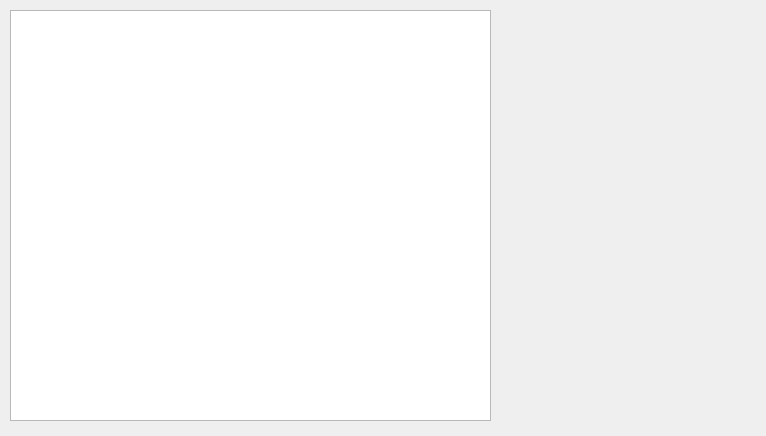
First picture: the form in gamewindow.ui, repository Saxorman/PacmanStud, before the edit.
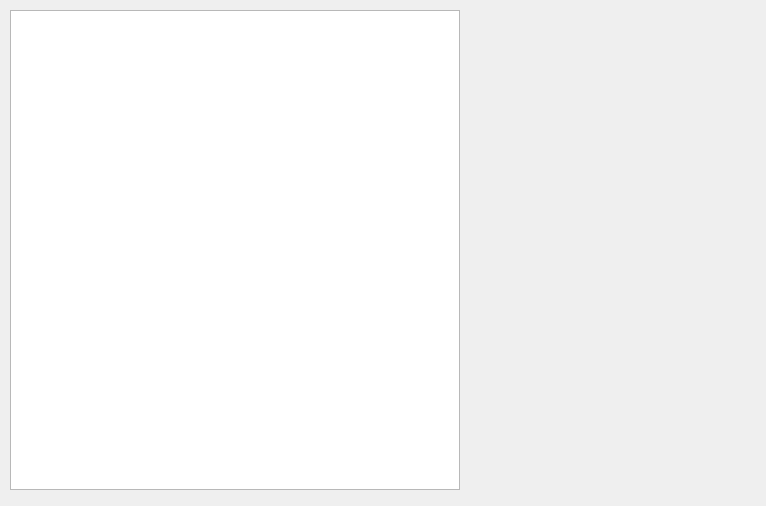
Second picture: the form after the edit.

The edit to the form file:
```diff
--- a/gamewindow.ui
+++ b/gamewindow.ui
@@ -7,7 +7,7 @@
     <x>0</x>
     <y>0</y>
     <width>766</width>
-    <height>436</height>
+    <height>506</height>
    </rect>
   </property>
   <property name="windowTitle">
@@ -18,8 +18,8 @@
     <rect>
      <x>10</x>
      <y>10</y>
-     <width>481</width>
-     <height>411</height>
+     <width>450</width>
+     <height>480</height>
     </rect>
    </property>
   </widget>
```
